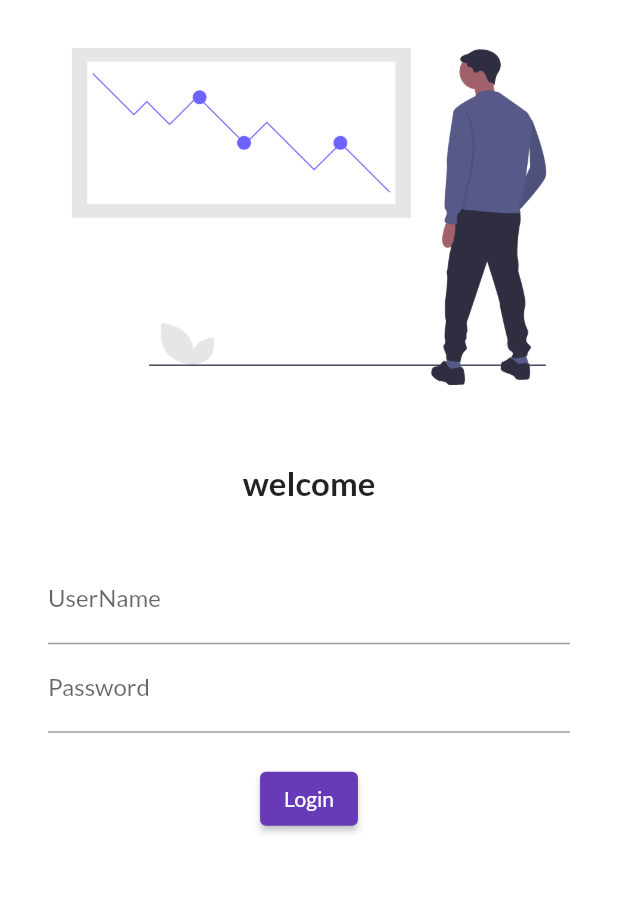
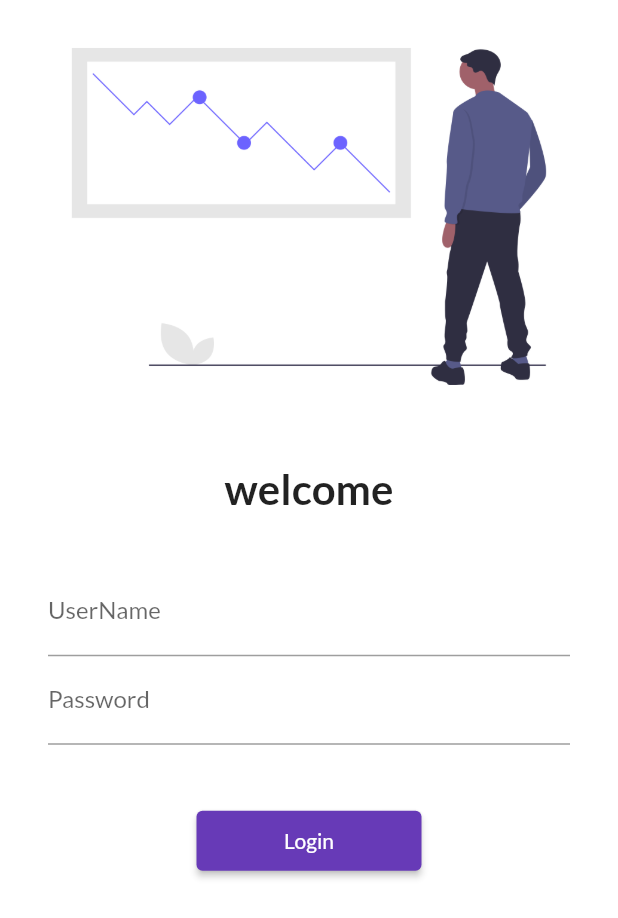
Before and after one commit to Nishad-007/30daysofFlutter, a Flutter app: the screen it shows after launch, on a phone screen of 412 x 824 dp. Shown: the top 918 px of the screen. Run offline on Flutter 3.47's test engine with Material 2 defaults, Android fonts, the phone set to English and light mode, and no system bars; our stand-ins replace google_fonts.

Commit message:
day 5 completed

```diff
--- a/lib/main.dart
+++ b/lib/main.dart
@@ -1,6 +1,7 @@
 import 'package:flutter/material.dart';
 import 'package:flutter_app3/pages/home_page.dart';
 import 'package:flutter_app3/pages/login_page.dart';
+import 'package:flutter_app3/utils/routes.dart';
 import 'package:google_fonts/google_fonts.dart';
 
 void main() {
@@ -17,10 +18,11 @@ class MyApp extends StatelessWidget {
         fontFamily: GoogleFonts.lato().fontFamily,
       ),
       darkTheme: ThemeData(brightness: Brightness.dark),
-      initialRoute: "/home",
+      initialRoute: "/",
       routes: {
         "/": (context) => loginPage(),
-        "/login": (context) => loginPage(),
+        Myroutes.homeRoute: (context) => Homepage(),
+        Myroutes.loginRoute: (context) => loginPage(),
       },
     );
   }
--- a/lib/pages/login_page.dart
+++ b/lib/pages/login_page.dart
@@ -1,10 +1,12 @@
 import 'package:flutter/material.dart';
+import 'package:flutter_app3/utils/routes.dart';
 
 class loginPage extends StatelessWidget {
   @override
   Widget build(BuildContext context) {
     return Material(
       color: Colors.white,
+      child: SingleChildScrollView(
         child: Column(
           children: [
             Image.asset(
@@ -17,7 +19,7 @@ class loginPage extends StatelessWidget {
             Text(
               "welcome",
               style: TextStyle(
-              fontSize: 22,
+                fontSize: 28,
                 fontWeight: FontWeight.bold,
               ),
             ),
@@ -43,13 +45,13 @@ class loginPage extends StatelessWidget {
                     ),
                   ),
                   SizedBox(
-                  height: 20.0,
+                    height: 40.0,
                   ),
                   ElevatedButton(
                     child: Text("Login"),
-                  style: TextButton.styleFrom(),
+                    style: TextButton.styleFrom(minimumSize: Size(150, 40)),
                     onPressed: () {
-                    print("hi nishad");
+                      Navigator.pushNamed(context, Myroutes.homeRoute);
                     },
                   )
                 ],
@@ -57,6 +59,7 @@ class loginPage extends StatelessWidget {
             )
           ],
         ),
+      ),
     );
   }
 }
--- /dev/null
+++ b/lib/utils/routes.dart
@@ -0,0 +1,4 @@
+class Myroutes {
+  static String loginRoute = "/login";
+  static String homeRoute = "/home";
+}
```
Lines whose indentation alone changed are shown as unchanged.
